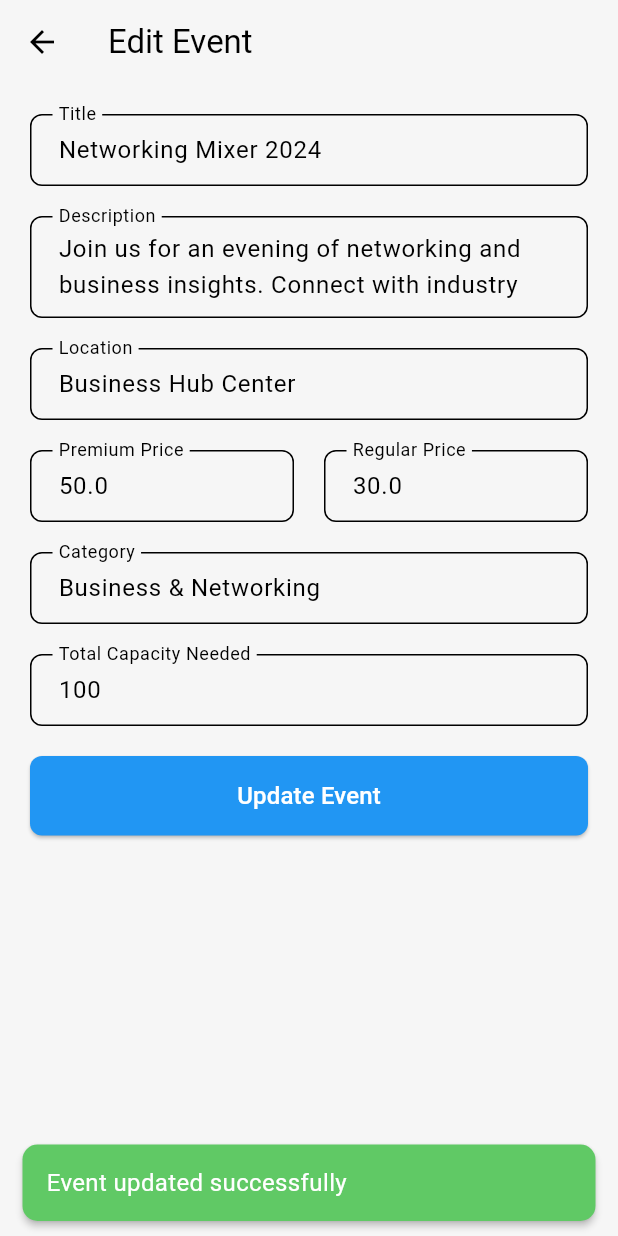
After one commit to Simon-157/ticketron, a Flutter app: the EventEditScreen screen opened directly with sample values from the repository, after a tap on "Update Event", on a phone screen of 412 x 824 dp. The commit adds this screen. Run offline on Flutter 3.47's test engine with Material 3 defaults, Android fonts, the phone set to English and light mode, and no system bars; our stand-ins replace cached_network_image, cloud_firestore, firebase_auth, firebase_core, firebase_storage, flutter_animate and 4 more; missing offline and left inert: mobile_scanner; accounts and stored records are empty.

Commit message:
feat: event edit screen added to organizer screens

```diff
--- a/lib/models/event_model.dart
+++ b/lib/models/event_model.dart
@@ -6,20 +6,20 @@ import 'package:flutter/foundation.dart';
 import 'package:ticketron/models/organizer_model.dart';
 
 class Event {
-  final String eventId;
-  final String title;
-  final DateTime date;
-  final String time;
-  final String location;
-  final Price price;
-  final String description;
-  final Organizer? organizer;
+   String eventId;
+   String title;
+   DateTime date;
+   String time;
+   String location;
+   Price price;
+   String description;
+   Organizer? organizer;
    List<AgendaItem> agenda;
-  final List<String> images;
-  final String? videoUrl;
-  final int ticketsLeft;
+   List<String> images;
+   String? videoUrl;
+   int ticketsLeft;
   String category;
-  final String? locationMapUrl;
+   String? locationMapUrl;
    int totalCapacityNeeded;
 
 
@@ -181,8 +181,8 @@ class Event {
 }
 
 class Price {
-  final double premiumPrice;
-  final double regularPrice;
+   double premiumPrice;
+   double regularPrice;
 
   Price({
     required this.premiumPrice,
--- a/lib/screens/event/event_details_screen.dart
+++ b/lib/screens/event/event_details_screen.dart
@@ -4,6 +4,7 @@ import 'package:flutter_svg/flutter_svg.dart';
 import 'package:ticketron/models/event_model.dart';
 import 'package:ticketron/screens/event/get_ticket_screen.dart';
 import 'package:ticketron/screens/organizer_screens/attendance_screen.dart';
+import 'package:ticketron/screens/organizer_screens/edit_event_screen.dart';
 import 'package:ticketron/utils/constants.dart';
 import 'package:ticketron/utils/helpers.dart';
 
@@ -252,7 +253,7 @@ class AgendaCard extends StatelessWidget {
 class EventLocationSection extends StatelessWidget {
   final String location;
 
-  EventLocationSection({required this.location});
+  const EventLocationSection({super.key, required this.location});
 
   @override
   Widget build(BuildContext context) {
@@ -311,7 +312,7 @@ class TicketPurchaseSection extends StatelessWidget {
               Navigator.push(
                 context,
                 MaterialPageRoute(
-                  builder: (context) => role == 'organizer' ? AttendanceScreen() : GetTicketScreen(event: event),
+                  builder: (context) => EventEditScreen(event: event, ),
                 ),
               );
             },
--- /dev/null
+++ b/lib/screens/organizer_screens/edit_event_screen.dart
@@ -0,0 +1,213 @@
+import 'package:flutter/material.dart';
+import 'package:ticketron/models/event_model.dart';
+import 'package:ticketron/services/event_service.dart'; // Import your event service
+
+class EventEditScreen extends StatefulWidget {
+  final Event event;
+
+  EventEditScreen({required this.event});
+
+  @override
+  _EventEditScreenState createState() => _EventEditScreenState();
+}
+
+class _EventEditScreenState extends State<EventEditScreen> {
+  final EventService _eventService = EventService();
+
+  final _formKey = GlobalKey<FormState>();
+  TextEditingController _titleController = TextEditingController();
+  TextEditingController _descriptionController = TextEditingController();
+  TextEditingController _locationController = TextEditingController();
+  TextEditingController _premiumPriceController = TextEditingController();
+  TextEditingController _regularPriceController = TextEditingController();
+  TextEditingController _categoryController = TextEditingController();
+  TextEditingController _totalCapacityController = TextEditingController();
+
+  @override
+  void initState() {
+    super.initState();
+    _titleController.text = widget.event.title;
+    _descriptionController.text = widget.event.description;
+    _locationController.text = widget.event.location;
+    _premiumPriceController.text = widget.event.price.premiumPrice.toString();
+    _regularPriceController.text = widget.event.price.regularPrice.toString();
+    _categoryController.text = widget.event.category;
+    _totalCapacityController.text = widget.event.totalCapacityNeeded.toString();
+  }
+
+  @override
+  Widget build(BuildContext context) {
+    return Scaffold(
+      appBar: AppBar(
+        title: Text('Edit Event'),
+      ),
+      body: SingleChildScrollView(
+        padding: EdgeInsets.all(20.0),
+        child: Form(
+          key: _formKey,
+          child: Column(
+            crossAxisAlignment: CrossAxisAlignment.stretch,
+            children: <Widget>[
+              _buildTextField(
+                controller: _titleController,
+                labelText: 'Title',
+                validator: (value) {
+                  if (value == null || value.isEmpty) {
+                    return 'Please enter a title';
+                  }
+                  return null;
+                },
+              ),
+              SizedBox(height: 20.0),
+              _buildTextField(
+                controller: _descriptionController,
+                labelText: 'Description',
+                maxLines: 2,
+                validator: (value) {
+                  if (value == null || value.isEmpty) {
+                    return 'Please enter a description';
+                  }
+                  return null;
+                },
+              ),
+              SizedBox(height: 20.0),
+              _buildTextField(
+                controller: _locationController,
+                labelText: 'Location',
+                validator: (value) {
+                  if (value == null || value.isEmpty) {
+                    return 'Please enter a location';
+                  }
+                  return null;
+                },
+              ),
+              SizedBox(height: 20.0),
+              Row(
+                children: <Widget>[
+                  Expanded(
+                    child: _buildTextField(
+                      keyboardType: TextInputType.number,
+                      controller: _premiumPriceController,
+                      labelText: 'Premium Price',
+                    ),
+                  ),
+                  SizedBox(width: 20.0),
+                  Expanded(
+                    child: _buildTextField(
+                      keyboardType: TextInputType.number,
+                      controller: _regularPriceController,
+                      labelText: 'Regular Price',
+                    ),
+                  ),
+                ],
+              ),
+              SizedBox(height: 20.0),
+              _buildTextField(
+                controller: _categoryController,
+                labelText: 'Category',
+                validator: (value) {
+                  if (value == null || value.isEmpty) {
+                    return 'Please enter a category';
+                  }
+                  return null;
+                },
+              ),
+              SizedBox(height: 20.0),
+              _buildTextField(
+                controller: _totalCapacityController,
+                labelText: 'Total Capacity Needed',
+                keyboardType: TextInputType.number,
+                validator: (value) {
+                  if (value == null || value.isEmpty) {
+                    return 'Please enter the total capacity needed';
+                  }
+                  return null;
+                },
+              ),
+              SizedBox(height: 20.0),
+              ElevatedButton(
+                onPressed: () {
+                  if (_formKey.currentState!.validate()) {
+                    widget.event.title = _titleController.text.trim();
+                    widget.event.description = _descriptionController.text.trim();
+                    widget.event.location = _locationController.text.trim();
+                    widget.event.price.premiumPrice = double.parse(_premiumPriceController.text.trim());
+                    widget.event.price.regularPrice = double.parse(_regularPriceController.text.trim());
+                    widget.event.category = _categoryController.text.trim();
+                    widget.event.totalCapacityNeeded = int.parse(_totalCapacityController.text.trim());
+
+                    _updateEvent(widget.event);
+                  }
+                },
+                style: ElevatedButton.styleFrom(
+                  foregroundColor: Colors.white, backgroundColor: Colors.blue,
+                  padding: EdgeInsets.symmetric(vertical: 15.0),
+                  shape: RoundedRectangleBorder(
+                    borderRadius: BorderRadius.circular(8.0),
+                  ),
+                ),
+                child: Text(
+                  'Update Event',
+                  style: TextStyle(fontSize: 16.0),
+                ),
+              ),
+            ],
+          ),
+        ),
+      ),
+    );
+  }
+
+  Widget _buildTextField({
+    required TextEditingController controller,
+    required String labelText,
+    int maxLines = 1,
+    TextInputType keyboardType = TextInputType.text,
+    FormFieldValidator<String>? validator,
+  }) {
+    return TextFormField(
+      controller: controller,
+      keyboardType: keyboardType,
+      maxLines: maxLines,
+      validator: validator,
+      decoration: InputDecoration(
+        labelText: labelText,
+        border: OutlineInputBorder(
+          borderRadius: BorderRadius.circular(8.0),
+        ),
+        contentPadding: EdgeInsets.symmetric(vertical: 10.0, horizontal: 15.0),
+      ),
+    );
+  }
+
+  void _updateEvent(Event event) async {
+    try {
+      await _eventService.updateEvent(event);
+      showSnackbar(context, "Event updated successfully");
+    } catch (e) {
+      showDialog(
+        context: context,
+        builder: (context) => AlertDialog(
+          title: Text(e.toString()),
+        ),
+      );
+    }
+  }
+
+  void showSnackbar(BuildContext context, String message) {
+    final snackBar = SnackBar(
+      content: Text(
+        message,
+        style: TextStyle(fontSize: 16, color: Colors.white),
+      ),
+      duration: Duration(seconds: 2),
+      behavior: SnackBarBehavior.floating,
+      elevation: 2.0,
+      shape: RoundedRectangleBorder(
+        borderRadius: BorderRadius.circular(10),
+      ),
+      backgroundColor: Color.fromARGB(255, 96, 201, 101),
+    );
+    ScaffoldMessenger.of(context).showSnackBar(snackBar);
+  }
+}
--- a/lib/screens/organizer_screens/organizer_dashboard.dart
+++ b/lib/screens/organizer_screens/organizer_dashboard.dart
@@ -54,11 +54,11 @@ class _OrganizerDashboardScreenState extends State<OrganizerDashboardScreen> wit
 
             child: CircleAvatar(
             radius: 10.0,
-            backgroundImage: NetworkImage(organizer!.logoUrl, scale: 0.1),
+            backgroundImage: NetworkImage(organizer?.logoUrl ?? 'https://via.placeholder.com/150', scale: 0.1),
 
           ),
         )),
-        title:  Text("${organizer!.name}'s Dashboard ", style: const TextStyle(fontSize: 18.0)),
+        title:  Text("${organizer?.name}'s Dashboard ", style: const TextStyle(fontSize: 18.0)),
         actions: <Widget>[
           Stack(
             children: [
@@ -165,8 +165,8 @@ class _OrganizerDashboardScreenState extends State<OrganizerDashboardScreen> wit
             label: 'Add Event',
           ),
           BottomNavigationBarItem(
-            icon: Icon(Icons.settings),
-            label: 'Settings',
+            icon: Icon(Icons.money),
+            label: 'Revenue',
           ),
         ],
         onTap: (index) {
--- a/lib/services/event_service.dart
+++ b/lib/services/event_service.dart
@@ -7,7 +7,9 @@ class EventService {
 
   Future<void> createEvent(Event event) async {
     try {
-      await _eventsCollection.add(event.toMap());
+      DocumentReference eventDoc = await _eventsCollection.add(event.toMap());
+      String eventId = eventDoc.id;
+      await eventDoc.update({'eventId': eventId});
     } catch (e) {
       print("Error creating event: $e");
       rethrow;
```
